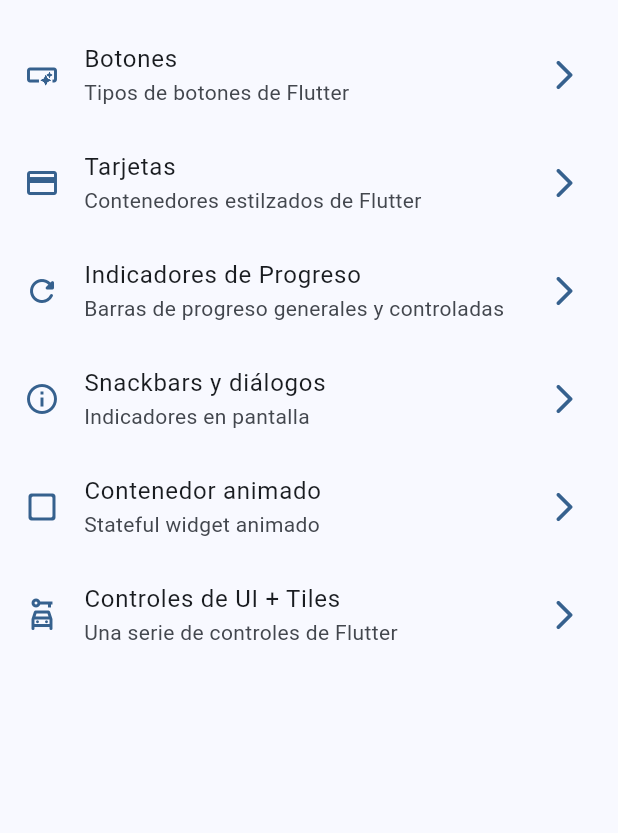
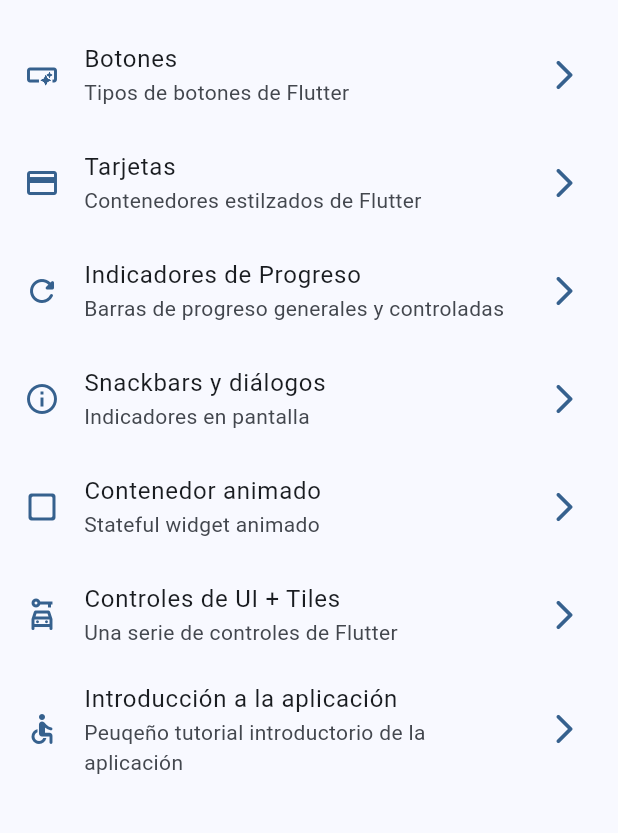
Before and after one commit to Axzyz/widgets_app, a Flutter app: the screen it shows after launch, on a phone screen of 412 x 824 dp, the part 63-896 px from its top. Run offline on Flutter 3.47's test engine with Material 3 defaults, Android fonts, the phone set to English and light mode, and no system bars; our stand-ins replace go_router.

Commit message:
Menu pantalla app_tutorial
Se agrega al menu principal la opcion para pantalla app_tutorial

```diff
--- a/lib/config/menu/menu_items.dart
+++ b/lib/config/menu/menu_items.dart
@@ -51,4 +51,10 @@ const appMenuItems = <MenuItem>[
     link: '/ui-controls',
     icon: Icons.car_rental_outlined,
   ),
+  MenuItem(
+    title: 'Introducción a la aplicación',
+    subTitle: 'Peuqeño tutorial introductorio de la aplicación',
+    link: '/tutorial',
+    icon: Icons.accessible_rounded,
+  ),
 ];
--- a/lib/config/router/app_router.dart
+++ b/lib/config/router/app_router.dart
@@ -38,5 +38,10 @@ final appRouter = GoRouter(
       name: UiControlsScreen.name,
       builder: (context, state) => const UiControlsScreen(),
     ),
+    GoRoute(
+      path: '/tutorial',
+      name: AppTutorialScreen.name,
+      builder: (context, state) => const AppTutorialScreen(),
+    ),
   ],
 );
```
